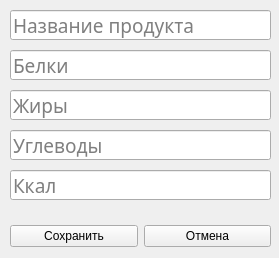
Galoev/nutritionist-helper, file project/forms/Product_edit.ui: the form before one commit.
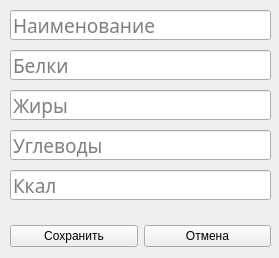
The form after the commit.

The edit to the form file:
```diff
--- a/project/forms/Product_edit.ui
+++ b/project/forms/Product_edit.ui
@@ -35,7 +35,7 @@
     </font>
    </property>
    <property name="placeholderText">
-    <string>Название продукта</string>
+    <string>Наименование</string>
    </property>
   </widget>
   <widget class="QLineEdit" name="lineEdit_numProtein">
```
